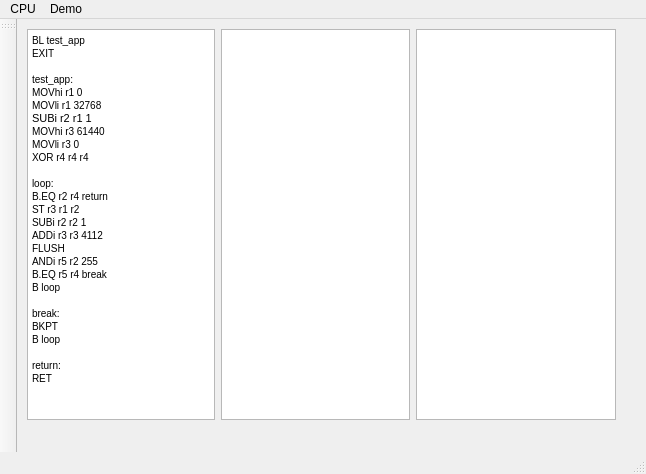
This is mainwindow.ui in lisitsynSA/simulator as Qt 5 draws it before an edit. The edited form follows.
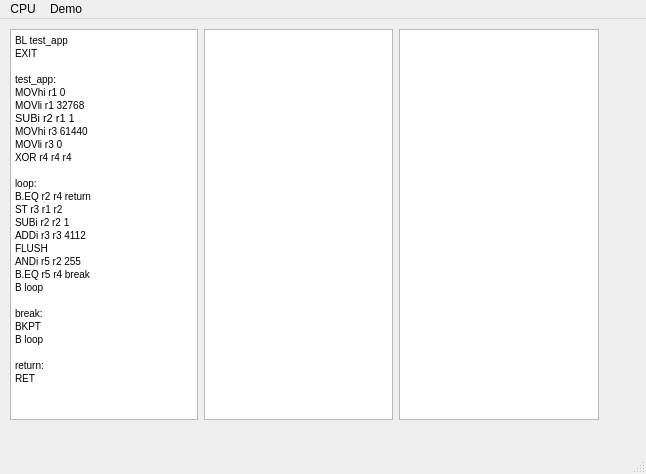
This is the edited form.

Commit message: [CPU] Add toolbar and hotkeys

Patch:
```diff
--- a/mainwindow.ui
+++ b/mainwindow.ui
@@ -169,17 +169,6 @@
    <addaction name="menuDemo"/>
   </widget>
   <widget class="QStatusBar" name="statusbar"/>
-  <widget class="QToolBar" name="toolBar">
-   <property name="windowTitle">
-    <string>toolBar</string>
-   </property>
-   <attribute name="toolBarArea">
-    <enum>LeftToolBarArea</enum>
-   </attribute>
-   <attribute name="toolBarBreak">
-    <bool>false</bool>
-   </attribute>
-  </widget>
   <action name="actionLocusGen">
    <property name="text">
     <string>LocusGen</string>
```
Left out of the diff: 15 changed lines with no effect on the pictures. The commit also changes 2 other files.
